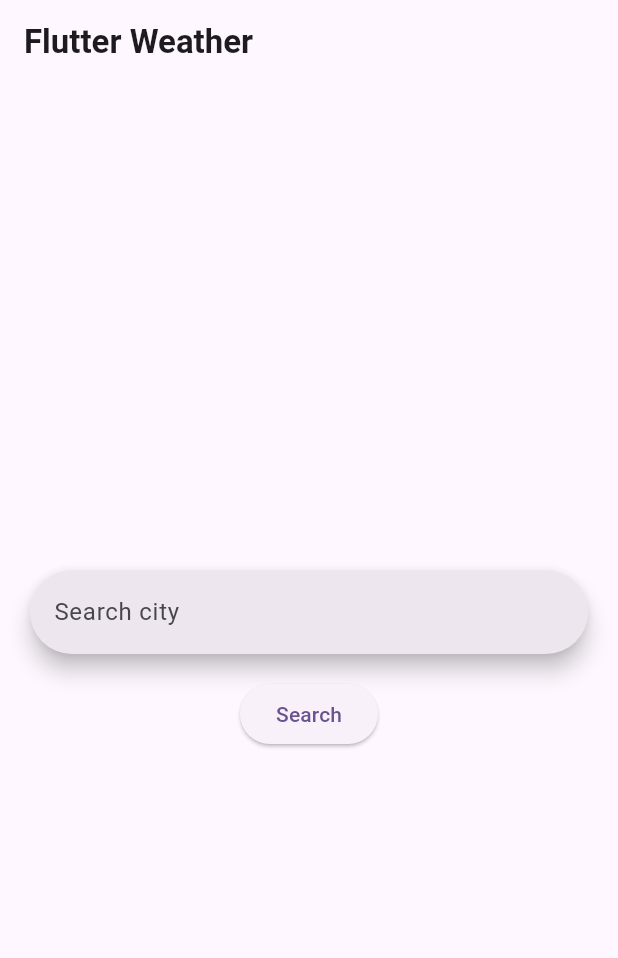
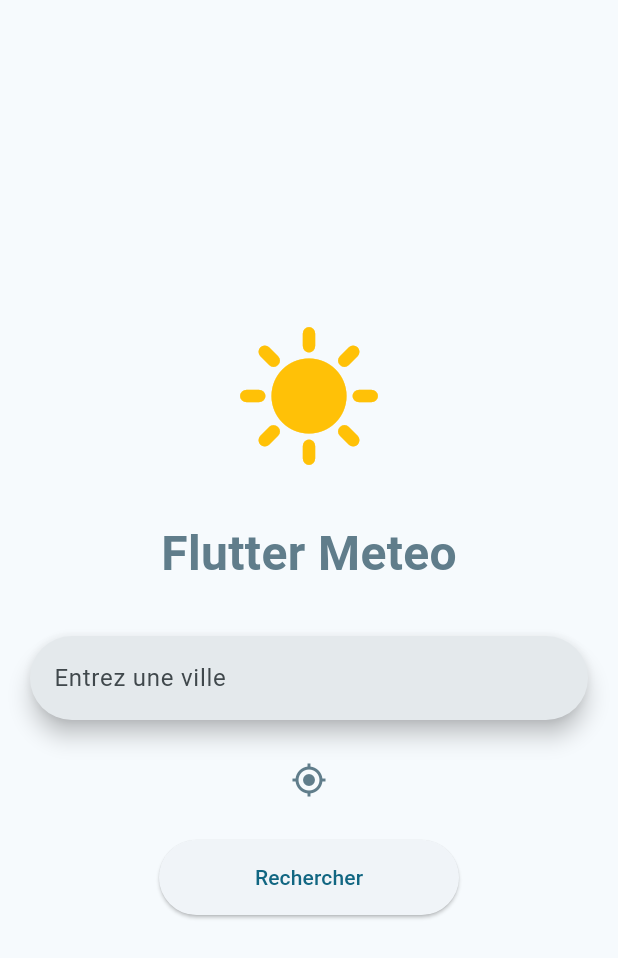
Before and after one commit to TristanSch1/flutter-meteo, a Flutter app: the screen it shows after launch, on a phone screen of 412 x 824 dp. Shown: the top 958 px of the screen. Run offline on Flutter 3.47's test engine with Material 2 defaults, Android fonts, the light colour scheme and no system bars; our stand-ins replace dio, flutter_dotenv, flutter_map, geolocator, latlong2.

Commit message:
map on meteo screen

```diff
--- a/lib/main.dart
+++ b/lib/main.dart
@@ -17,7 +17,7 @@ class MyApp extends StatelessWidget {
       debugShowCheckedModeBanner: false,
       title: 'Flutter Meteo',
       theme: ThemeData(
-        colorScheme: ColorScheme.fromSeed(seedColor: Colors.deepPurple),
+        colorScheme: ColorScheme.fromSeed(seedColor: Colors.blueGrey),
         useMaterial3: true,
       ),
       home: const Meteo(),
--- a/lib/ui/meteo.dart
+++ b/lib/ui/meteo.dart
@@ -1,9 +1,8 @@
-import 'dart:async';
 import 'package:flutter/material.dart';
-import 'package:meteo/models/city.dart';
-import 'package:meteo/models/weather.dart';
+import 'package:geolocator/geolocator.dart';
 import 'package:meteo/ui/weather.dart';
 import 'package:meteo/utils/fetchers.dart';
+import 'package:meteo/utils/position.dart';
 
 class Meteo extends StatefulWidget {
   const Meteo({Key? key}) : super(key: key);
@@ -13,22 +12,23 @@ class Meteo extends StatefulWidget {
 }
 
 class _Meteo extends State<Meteo> {
-  String cityName = '';
+  late String cityName;
 
   @override
   Widget build(BuildContext context) {
     return Scaffold(
-      appBar: AppBar(
-        title: const Text('Flutter Weather', style: TextStyle(fontWeight: FontWeight.bold)),
-      ),
       body: Center(
         child: Padding(
           padding: const EdgeInsets.fromLTRB(20, 0, 20, 0),
           child: Column(
             mainAxisAlignment: MainAxisAlignment.center,
             children: [
+              const Icon(Icons.sunny, size: 100, color: Colors.amber),
+              const SizedBox(height: 32),
+              const Text('Flutter Meteo', style: TextStyle(color: Colors.blueGrey, fontSize: 32, fontWeight: FontWeight.bold)),
+              const SizedBox(height: 32),
               SearchBar(
-                hintText: 'Search city',
+                hintText: 'Entrez une ville',
                 onChanged: (value) {
                   setState(() {
                     cityName = value;
@@ -36,11 +36,27 @@ class _Meteo extends State<Meteo> {
                 },
               ),
               const SizedBox(height: 16),
+              IconButton(
+                onPressed: () {
+                  Navigator.of(context).push(MaterialPageRoute(builder: (context) => Weather()));
+                },
+                icon: const Icon(Icons.my_location, color: Colors.blueGrey),
+                tooltip: 'Utiliser ma position',
+              ),
+              const SizedBox(height: 16),
               ElevatedButton(
                 onPressed: () {
-                  Navigator.of(context).push(MaterialPageRoute(builder: (context) => Weather(cityName: cityName)));
+                  if (cityName.isEmpty) {
+                    SnackBar snackBar = const SnackBar(content: Text('Le champ ne peut pas être vide'), backgroundColor: Colors.red);
+                    ScaffoldMessenger.of(context).showSnackBar(snackBar);
+                  } else {
+                    Navigator.of(context).push(MaterialPageRoute(builder: (context) => Weather(cityName: cityName,)));
+                  }
                 },
-                child: const Text('Search'),
+                style: ElevatedButton.styleFrom(
+                  fixedSize: const Size(200, 50),
+                ),
+                child: const Text('Rechercher'),
               ),
             ],
           )
--- a/pubspec.yaml
+++ b/pubspec.yaml
@@ -37,6 +37,11 @@ dependencies:
   cupertino_icons: ^1.0.2
   flutter_dotenv: ^5.1.0
   dio: ^5.2.1+1
+  flutter_map: ^5.0.0
+  geolocator: ^9.0.2
+  latlong2: ^0.9.0
+  flutter_native_splash: ^2.3.1
+  flutter_launcher_icons: ^0.13.1
 
 dev_dependencies:
   flutter_test:
```
Also changed, not shown: lib/ui/weather.dart (+70 -14 lines), lib/utils/position.dart (added, +25 -0 lines), pubspec.lock, 11 other files.
